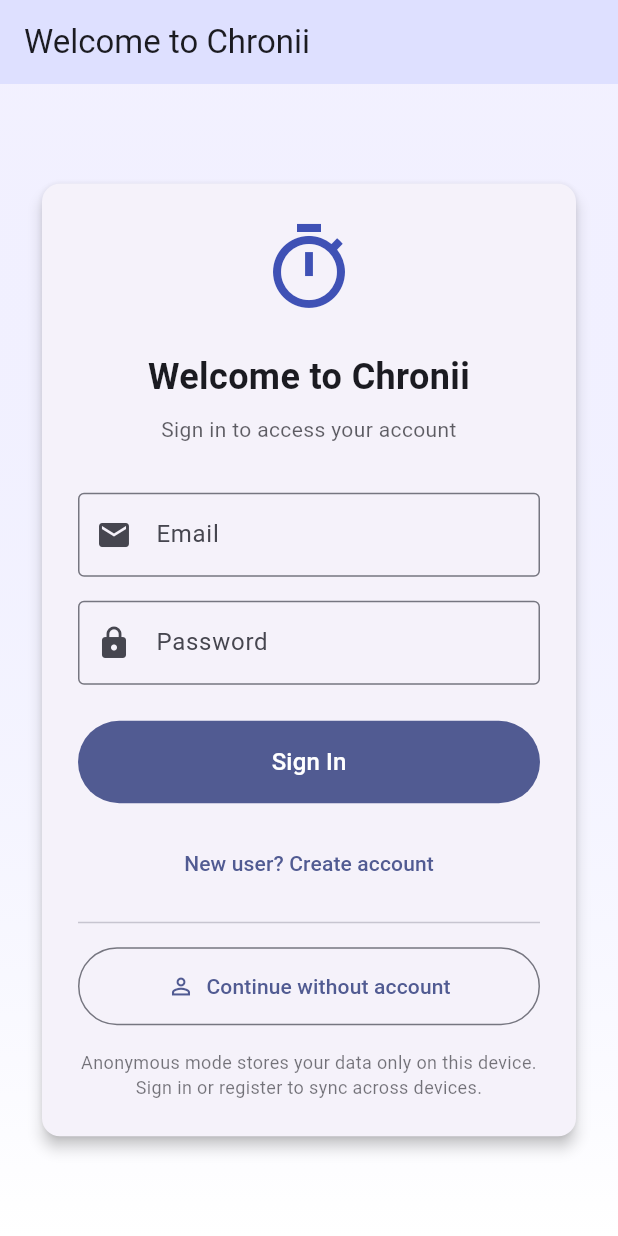
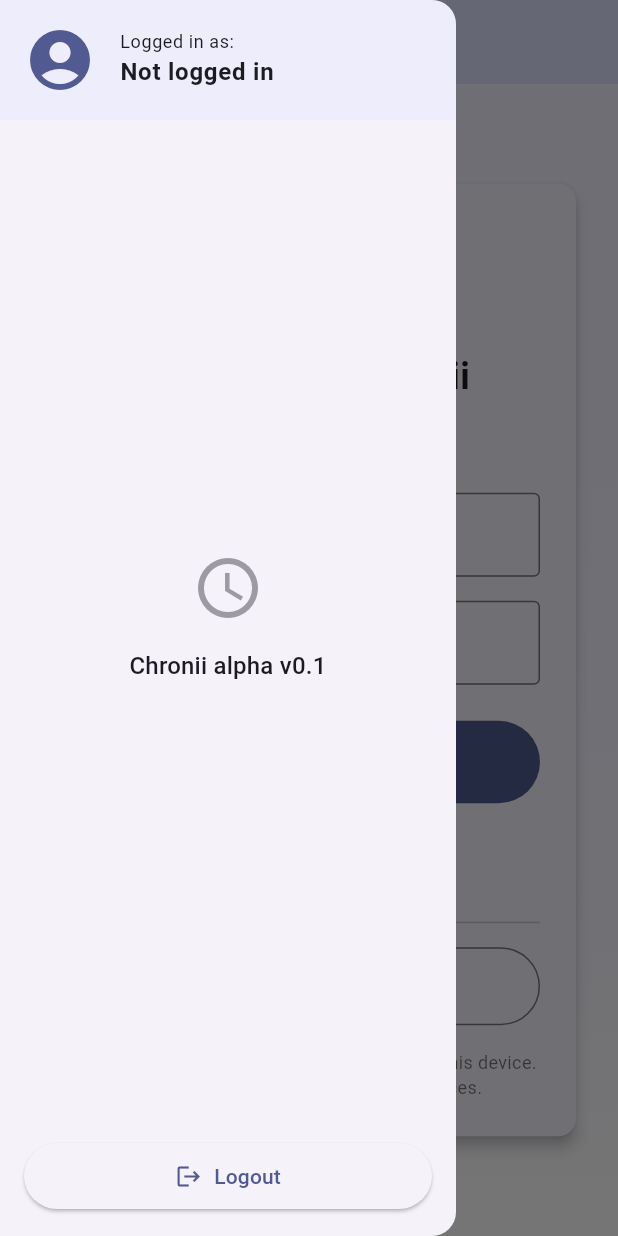
Before and after one commit to mitchell-wallace/Chronii, a Flutter app: the screen it shows after launch, with the side drawer open (before the commit the screen has no drawer), on a phone screen of 412 x 824 dp. Run offline on Flutter 3.47's test engine with Material 3 defaults, Android fonts, the phone set to English and light mode, and no system bars; our stand-ins replace cloud_firestore, firebase_auth, firebase_core, shared_preferences; missing offline and left inert: window_manager; accounts and stored records are empty; generated files the repository leaves out were written again.

Commit message:
Added app drawer and logout

```diff
--- a/lib/layouts/base_layout.dart
+++ b/lib/layouts/base_layout.dart
@@ -1,9 +1,10 @@
 import 'package:flutter/material.dart';
 import '../widgets/custom_title_bar.dart';
+import '../widgets/app_drawer.dart';
 
 /// Base layout with title bar but no tabs
 /// Used as a foundation for all screens in the application
-class BaseLayout extends StatelessWidget {
+class BaseLayout extends StatefulWidget {
   /// Title displayed in the title bar
   final String title;
 
@@ -22,6 +23,9 @@ class BaseLayout extends StatelessWidget {
   /// Additional widget to display in the title bar (left side)
   final Widget? leading;
 
+  /// Whether to show the drawer toggle button
+  final bool showDrawer;
+
   const BaseLayout({
     super.key,
     required this.title,
@@ -30,21 +34,37 @@ class BaseLayout extends StatelessWidget {
     this.showGradient = true,
     this.actions,
     this.leading,
+    this.showDrawer = true,
   });
+
+  @override
+  State<BaseLayout> createState() => _BaseLayoutState();
+
+}
+
+class _BaseLayoutState extends State<BaseLayout> {
+  final GlobalKey<ScaffoldState> _scaffoldKey = GlobalKey<ScaffoldState>();
+
+  void _openDrawer() {
+    _scaffoldKey.currentState?.openDrawer();
+  }
 
   @override
   Widget build(BuildContext context) {
     final colorScheme = Theme.of(context).colorScheme;
-    final backgroundColor = titleBarColor ?? colorScheme.primaryContainer;
+    final backgroundColor = widget.titleBarColor ?? colorScheme.primaryContainer;
 
     return Scaffold(
+      key: _scaffoldKey,
       appBar: CustomTitleBar(
-        title: title,
+        title: widget.title,
         backgroundColor: backgroundColor,
-        actions: actions,
-        leading: leading,
+        actions: widget.actions,
+        leading: widget.leading,
+        onMenuPressed: widget.showDrawer ? _openDrawer : null,
       ),
-      body: showGradient
+      drawer: widget.showDrawer ? const AppDrawer() : null,
+      body: widget.showGradient
         ? Container(
             decoration: BoxDecoration(
               gradient: LinearGradient(
@@ -56,9 +76,9 @@ class BaseLayout extends StatelessWidget {
                 ],
               ),
             ),
-            child: child,
+            child: widget.child,
           )
-        : child,
+        : widget.child,
     );
   }
 }
--- a/lib/main.dart
+++ b/lib/main.dart
@@ -29,7 +29,7 @@ void main() async {
   );
 
   // For non-web platforms like Windows, we'll handle persistence differently
-  // by signing out any persisted users at startup
+  // We won't try to use web-specific features like setPersistence
   if (!kIsWeb && Platform.isWindows) {
     try {
       final currentUser = FirebaseAuth.instance.currentUser;
--- a/lib/services/auth_service.dart
+++ b/lib/services/auth_service.dart
@@ -23,14 +23,18 @@ class AuthService extends ChangeNotifier {
 
   // Initialize auth with platform-specific settings
   Future<void> _initializeAuth() async {
-    // Set persistence to SESSION only on Windows to prevent auto-login
-    if (!kIsWeb && Platform.isWindows) {
+    // Only attempt to set persistence on web platforms
+    if (kIsWeb) {
+      // Web-specific authentication setup
       try {
         await _auth.setPersistence(Persistence.SESSION);
-        debugPrint('Firebase Auth persistence set to SESSION on Windows');
+        debugPrint('Firebase Auth persistence set to SESSION on web');
       } catch (e) {
         debugPrint('Error setting Firebase Auth persistence: $e');
       }
+    } else {
+      // For non-web platforms like Windows
+      debugPrint('Running on non-web platform, skipping web-specific auth setup');
     }
   }
 
--- /dev/null
+++ b/lib/widgets/app_drawer.dart
@@ -0,0 +1,88 @@
+import 'package:flutter/material.dart';
+import 'package:provider/provider.dart';
+import '../services/auth_service.dart';
+import 'base/base_empty_state.dart';
+
+/// Main application drawer that shows user info and app options
+class AppDrawer extends StatelessWidget {
+  const AppDrawer({super.key});
+
+  @override
+  Widget build(BuildContext context) {
+    final authService = Provider.of<AuthService>(context);
+    final user = authService.currentUser;
+    final userEmail = user != null
+        ? (user.isAnonymous ? "anonymous" : user.email ?? "No email")
+        : "Not logged in";
+
+    return Drawer(
+      child: SafeArea(
+        child: Column(
+          children: [
+            // User info at the top
+            Container(
+              padding: const EdgeInsets.all(16.0),
+              color: Theme.of(context).colorScheme.primaryContainer.withOpacity(0.3),
+              child: Row(
+                children: [
+                  Icon(
+                    Icons.account_circle,
+                    size: 48.0,
+                    color: Theme.of(context).colorScheme.primary,
+                  ),
+                  const SizedBox(width: 16.0),
+                  Expanded(
+                    child: Column(
+                      crossAxisAlignment: CrossAxisAlignment.start,
+                      children: [
+                        Text(
+                          'Logged in as:',
+                          style: Theme.of(context).textTheme.bodySmall,
+                        ),
+                        Text(
+                          userEmail,
+                          style: Theme.of(context).textTheme.bodyLarge?.copyWith(
+                            fontWeight: FontWeight.bold,
+                          ),
+                          overflow: TextOverflow.ellipsis,
+                        ),
+                      ],
+                    ),
+                  ),
+                ],
+              ),
+            ),
+
+            // Expanded section with app info
+            Expanded(
+              child: Center(
+                child: BaseEmptyState(
+                  icon: Icons.access_time,
+                  message: 'Chronii alpha v0.1',
+                  iconSize: 48.0,
+                ),
+              ),
+            ),
+
+            // Logout button at the bottom
+            Container(
+              width: double.infinity,
+              padding: const EdgeInsets.all(16.0),
+              child: ElevatedButton.icon(
+                onPressed: () async {
+                  await authService.signOut();
+                  Navigator.pop(context); // Close drawer after logout
+                },
+                icon: const Icon(Icons.logout),
+                label: const Text('Logout'),
+                style: ElevatedButton.styleFrom(
+                  padding: const EdgeInsets.symmetric(vertical: 12.0),
+                ),
+              ),
+            ),
+          ],
+        ),
+      ),
+    );
+  }
+}
--- a/lib/widgets/custom_title_bar.dart
+++ b/lib/widgets/custom_title_bar.dart
@@ -10,6 +10,7 @@ class CustomTitleBar extends StatefulWidget implements PreferredSizeWidget {
   final List<Widget>? actions;
   final PreferredSizeWidget? bottom;
   final double height;
+  final VoidCallback? onMenuPressed;
 
   const CustomTitleBar({
     super.key,
@@ -19,6 +20,7 @@ class CustomTitleBar extends StatefulWidget implements PreferredSizeWidget {
     this.actions,
     this.bottom,
     this.height = 50.0,
+    this.onMenuPressed,
   });
 
   @override
@@ -150,6 +152,24 @@ class _CustomTitleBarState extends State<CustomTitleBar> with WindowListener {
                   // Content of the title bar (will appear above the draggable area)
                   Row(
                     children: [
+                      // Hamburger menu button
+                      if (widget.onMenuPressed != null)
+                        Material(
+                          color: Colors.transparent,
+                          child: InkWell(
+                            onTap: widget.onMenuPressed,
+                            child: SizedBox(
+                              width: 46,
+                              height: 46,
+                              child: Icon(
+                                Icons.menu,
+                                size: 20,
+                                color: foregroundColor,
+                              ),
+                            ),
+                          ),
+                        ),
+
                       // App icon/logo area (left side)
                       if (widget.leading != null) widget.leading!,
 
```
